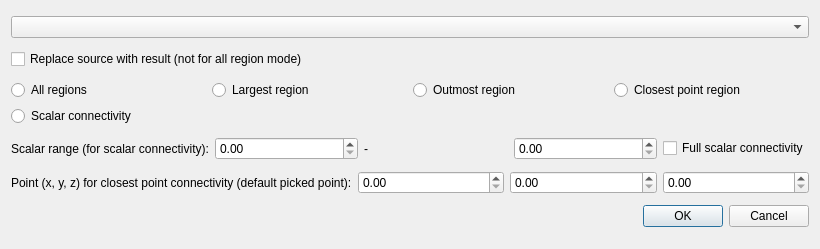
Old version of the form forms/connectivitydlg.ui in the repository RasmusRPaulsen/Sumatra.
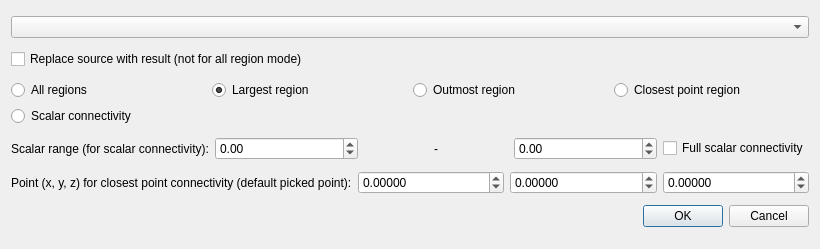
New version of the form.

Commit message: added connectivity dialog

The edit to the form file:
```diff
--- a/forms/connectivitydlg.ui
+++ b/forms/connectivitydlg.ui
@@ -44,6 +44,9 @@
        <property name="text">
         <string>Largest region</string>
        </property>
+       <property name="checked">
+        <bool>true</bool>
+       </property>
        <attribute name="buttonGroup">
         <string notr="true">buttonGroup</string>
        </attribute>
@@ -91,17 +94,34 @@
       </widget>
      </item>
      <item>
-      <widget class="QDoubleSpinBox" name="scalarMinSpn"/>
+      <widget class="QDoubleSpinBox" name="scalarMinSpn">
+       <property name="minimum">
+        <double>-100000000.000000000000000</double>
+       </property>
+       <property name="maximum">
+        <double>100000000.000000000000000</double>
+       </property>
+      </widget>
      </item>
      <item>
       <widget class="QLabel" name="label_2">
        <property name="text">
         <string>-</string>
        </property>
+       <property name="alignment">
+        <set>Qt::AlignCenter</set>
+       </property>
       </widget>
      </item>
      <item>
-      <widget class="QDoubleSpinBox" name="ScalarMaxSpin"/>
+      <widget class="QDoubleSpinBox" name="scalarMaxSpn">
+       <property name="minimum">
+        <double>-100000000.000000000000000</double>
+       </property>
+       <property name="maximum">
+        <double>100000000.000000000000000</double>
+       </property>
+      </widget>
      </item>
      <item>
       <widget class="QCheckBox" name="fullScalarConnectivityBtn">
@@ -125,13 +145,43 @@
       </widget>
      </item>
      <item>
-      <widget class="QDoubleSpinBox" name="pointXSpn"/>
+      <widget class="QDoubleSpinBox" name="pointXSpn">
+       <property name="decimals">
+        <number>5</number>
+       </property>
+       <property name="minimum">
+        <double>-100000000.000000000000000</double>
+       </property>
+       <property name="maximum">
+        <double>100000000.000000000000000</double>
+       </property>
+      </widget>
      </item>
      <item>
-      <widget class="QDoubleSpinBox" name="pointYSpn"/>
+      <widget class="QDoubleSpinBox" name="pointYSpn">
+       <property name="decimals">
+        <number>5</number>
+       </property>
+       <property name="minimum">
+        <double>-100000000.000000000000000</double>
+       </property>
+       <property name="maximum">
+        <double>100000000.000000000000000</double>
+       </property>
+      </widget>
      </item>
      <item>
-      <widget class="QDoubleSpinBox" name="PointZSpn"/>
+      <widget class="QDoubleSpinBox" name="pointZSpn">
+       <property name="decimals">
+        <number>5</number>
+       </property>
+       <property name="minimum">
+        <double>-100000000.000000000000000</double>
+       </property>
+       <property name="maximum">
+        <double>100000000.000000000000000</double>
+       </property>
+      </widget>
      </item>
     </layout>
    </item>
```
The commit also changes 5 other files.
